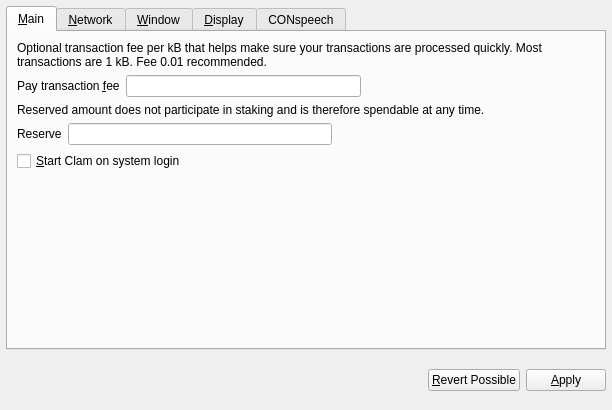
Old version of the form src/qt/forms/optionsdialog.ui in the repository Crestington/clams.
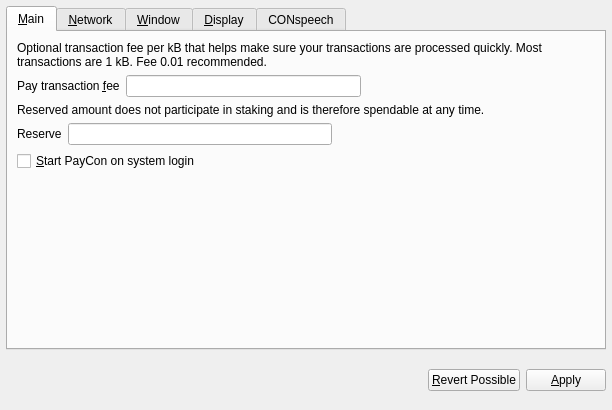
New version of the form. The open tabs and pages were chosen to show the change. Custom widgets are drawn as their Qt base class.

```diff
--- a/src/qt/forms/optionsdialog.ui
+++ b/src/qt/forms/optionsdialog.ui
@@ -137,7 +137,7 @@
           <string>Automatically start Clam after logging in to the system.</string>
          </property>
          <property name="text">
-          <string>&amp;Start Clam on system login</string>
+          <string>&amp;Start PayCon on system login</string>
          </property>
         </widget>
        </item>
```
Left out of the diff: 10 changed lines with no effect on the pictures.
